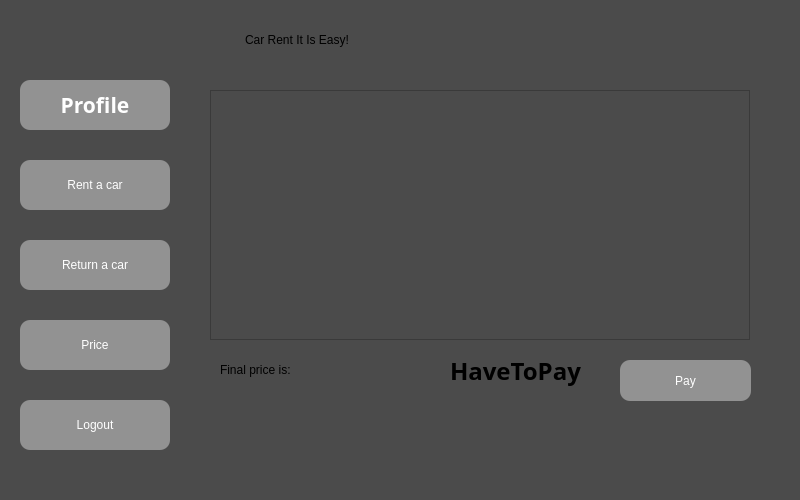
Above: Car-Rent-Ap-Qt/appwindow.ui from MilitaryGuineaPig/Car-Rent-Ap-Qt before the change. Below: the same form after it.
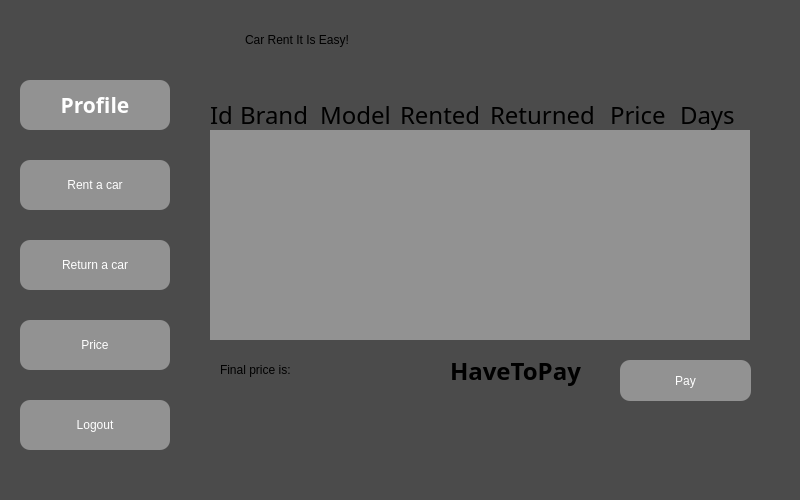
That is the form after the change. The open tabs and pages were chosen to show the change.

Commit message: Added price window

What changed in the file:
```diff
--- a/Car-Rent-Ap-Qt/appwindow.ui
+++ b/Car-Rent-Ap-Qt/appwindow.ui
@@ -958,25 +958,6 @@
     </widget>
    </widget>
    <widget class="QWidget" name="page_4">
-    <widget class="QTableView" name="PriceDbView">
-     <property name="geometry">
-      <rect>
-       <x>10</x>
-       <y>10</y>
-       <width>540</width>
-       <height>250</height>
-      </rect>
-     </property>
-     <property name="acceptDrops">
-      <bool>false</bool>
-     </property>
-     <property name="inputMethodHints">
-      <set>Qt::ImhNone</set>
-     </property>
-     <property name="editTriggers">
-      <set>QAbstractItemView::NoEditTriggers</set>
-     </property>
-    </widget>
     <widget class="QLabel" name="FinalPriceText">
      <property name="geometry">
       <rect>
@@ -1062,6 +1043,242 @@
       <string>HaveToPay</string>
      </property>
     </widget>
+    <widget class="QLabel" name="IdText_3">
+     <property name="geometry">
+      <rect>
+       <x>10</x>
+       <y>20</y>
+       <width>30</width>
+       <height>30</height>
+      </rect>
+     </property>
+     <property name="font">
+      <font>
+       <family>Sitka Small</family>
+       <pointsize>18</pointsize>
+       <italic>false</italic>
+       <bold>false</bold>
+      </font>
+     </property>
+     <property name="styleSheet">
+      <string notr="true"/>
+     </property>
+     <property name="text">
+      <string>Id</string>
+     </property>
+    </widget>
+    <widget class="QLabel" name="PriceText_3">
+     <property name="geometry">
+      <rect>
+       <x>410</x>
+       <y>20</y>
+       <width>65</width>
+       <height>30</height>
+      </rect>
+     </property>
+     <property name="font">
+      <font>
+       <family>Sitka Small</family>
+       <pointsize>18</pointsize>
+       <italic>false</italic>
+       <bold>false</bold>
+      </font>
+     </property>
+     <property name="styleSheet">
+      <string notr="true"/>
+     </property>
+     <property name="text">
+      <string>Price</string>
+     </property>
+    </widget>
+    <widget class="QTableView" name="PriceDbView">
+     <property name="geometry">
+      <rect>
+       <x>10</x>
+       <y>50</y>
+       <width>540</width>
+       <height>210</height>
+      </rect>
+     </property>
+     <property name="sizePolicy">
+      <sizepolicy hsizetype="Fixed" vsizetype="Fixed">
+       <horstretch>0</horstretch>
+       <verstretch>0</verstretch>
+      </sizepolicy>
+     </property>
+     <property name="font">
+      <font>
+       <family>Cascadia Code</family>
+       <pointsize>14</pointsize>
+       <bold>false</bold>
+      </font>
+     </property>
+     <property name="contextMenuPolicy">
+      <enum>Qt::NoContextMenu</enum>
+     </property>
+     <property name="acceptDrops">
+      <bool>false</bool>
+     </property>
+     <property name="autoFillBackground">
+      <bool>false</bool>
+     </property>
+     <property name="styleSheet">
+      <string notr="true">background-color: rgba(255, 255, 255, 100);</string>
+     </property>
+     <property name="inputMethodHints">
+      <set>Qt::ImhNone</set>
+     </property>
+     <property name="frameShape">
+      <enum>QFrame::NoFrame</enum>
+     </property>
+     <property name="autoScrollMargin">
+      <number>15</number>
+     </property>
+     <property name="editTriggers">
+      <set>QAbstractItemView::NoEditTriggers</set>
+     </property>
+     <property name="alternatingRowColors">
+      <bool>false</bool>
+     </property>
+     <property name="gridStyle">
+      <enum>Qt::NoPen</enum>
+     </property>
+     <property name="sortingEnabled">
+      <bool>true</bool>
+     </property>
+     <property name="cornerButtonEnabled">
+      <bool>false</bool>
+     </property>
+     <attribute name="horizontalHeaderVisible">
+      <bool>false</bool>
+     </attribute>
+     <attribute name="horizontalHeaderHighlightSections">
+      <bool>true</bool>
+     </attribute>
+     <attribute name="verticalHeaderVisible">
+      <bool>false</bool>
+     </attribute>
+    </widget>
+    <widget class="QLabel" name="BrandText_3">
+     <property name="geometry">
+      <rect>
+       <x>40</x>
+       <y>20</y>
+       <width>80</width>
+       <height>30</height>
+      </rect>
+     </property>
+     <property name="font">
+      <font>
+       <family>Sitka Small</family>
+       <pointsize>18</pointsize>
+       <italic>false</italic>
+       <bold>false</bold>
+      </font>
+     </property>
+     <property name="styleSheet">
+      <string notr="true"/>
+     </property>
+     <property name="text">
+      <string>Brand</string>
+     </property>
+    </widget>
+    <widget class="QLabel" name="ModelText_3">
+     <property name="geometry">
+      <rect>
+       <x>120</x>
+       <y>20</y>
+       <width>80</width>
+       <height>30</height>
+      </rect>
+     </property>
+     <property name="font">
+      <font>
+       <family>Sitka Small</family>
+       <pointsize>18</pointsize>
+       <italic>false</italic>
+       <bold>false</bold>
+      </font>
+     </property>
+     <property name="styleSheet">
+      <string notr="true"/>
+     </property>
+     <property name="text">
+      <string>Model</string>
+     </property>
+    </widget>
+    <widget class="QLabel" name="RentedText">
+     <property name="geometry">
+      <rect>
+       <x>200</x>
+       <y>20</y>
+       <width>90</width>
+       <height>30</height>
+      </rect>
+     </property>
+     <property name="font">
+      <font>
+       <family>Sitka Small</family>
+       <pointsize>18</pointsize>
+       <italic>false</italic>
+       <bold>false</bold>
+      </font>
+     </property>
+     <property name="styleSheet">
+      <string notr="true"/>
+     </property>
+     <property name="text">
+      <string>Rented</string>
+     </property>
+    </widget>
+    <widget class="QLabel" name="ReturnedText">
+     <property name="geometry">
+      <rect>
+       <x>290</x>
+       <y>20</y>
+       <width>115</width>
+       <height>30</height>
+      </rect>
+     </property>
+     <property name="font">
+      <font>
+       <family>Sitka Small</family>
+       <pointsize>18</pointsize>
+       <italic>false</italic>
+       <bold>false</bold>
+      </font>
+     </property>
+     <property name="styleSheet">
+      <string notr="true"/>
+     </property>
+     <property name="text">
+      <string>Returned</string>
+     </property>
+    </widget>
+    <widget class="QLabel" name="DaysText">
+     <property name="geometry">
+      <rect>
+       <x>480</x>
+       <y>20</y>
+       <width>65</width>
+       <height>30</height>
+      </rect>
+     </property>
+     <property name="font">
+      <font>
+       <family>Sitka Small</family>
+       <pointsize>18</pointsize>
+       <italic>false</italic>
+       <bold>false</bold>
+      </font>
+     </property>
+     <property name="styleSheet">
+      <string notr="true"/>
+     </property>
+     <property name="text">
+      <string>Days</string>
+     </property>
+    </widget>
    </widget>
   </widget>
   <widget class="QLabel" name="CarRentItIsEasyText">
```
Left out of the diff: 12 changed lines with no effect on the pictures. The commit also changes 3 other files.
